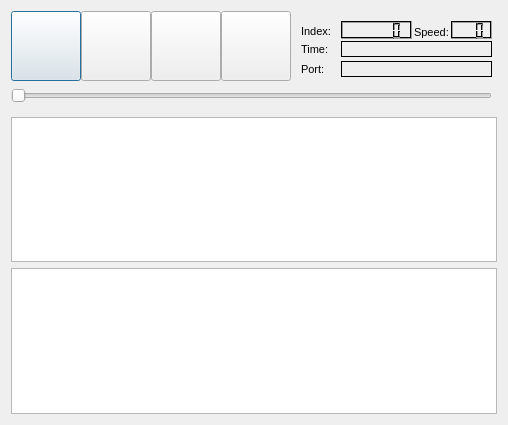
The window that ruby/lib/vizkit/widgets/log_control/LogControl.ui (rock-core/gui-vizkit) describes before a commit, drawn with Qt 5.
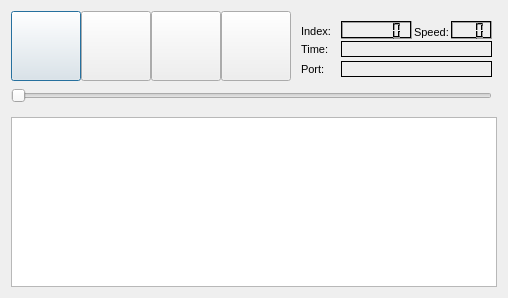
The same window after the commit. Icons and pictures are not drawn. Custom widgets are drawn as their Qt base class.

Commit message:
vizkit.rb: tree model big cleanup
StructViewer, TaskInspector, LogControl are now using the same class
for displaying the tree view and handling the context

Patch:
```diff
--- a/ruby/lib/vizkit/widgets/log_control/LogControl.ui
+++ b/ruby/lib/vizkit/widgets/log_control/LogControl.ui
@@ -8,7 +8,7 @@
     <x>0</x>
     <y>0</y>
     <width>508</width>
-    <height>425</height>
+    <height>298</height>
    </rect>
   </property>
   <property name="sizePolicy">
@@ -545,9 +545,6 @@
      </property>
     </widget>
    </item>
-   <item>
-    <widget class="QTreeView" name="marker_view"/>
-   </item>
   </layout>
  </widget>
  <customwidgets>
```
The commit also changes 5 other files.
